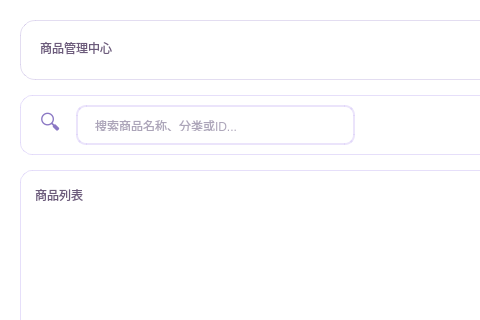
Old version of the form Manager/productpage.ui in the repository Eva-483650/ShoppingMall; both pictures show x 0 to 480 and y 0 to 320 of the 800 by 700 pixel window.
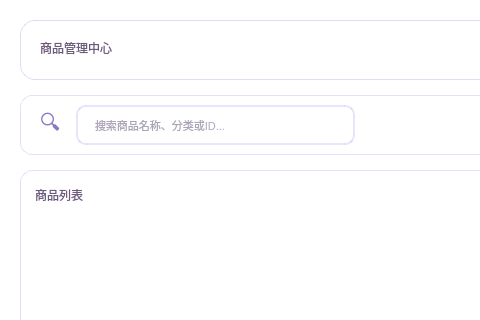
New version of the form.

Diff of the .ui file:
```diff
--- a/Manager/productpage.ui
+++ b/Manager/productpage.ui
@@ -392,7 +392,7 @@
         <property name="font">
          <font>
           <family>Microsoft YaHei UI</family>
-          <pointsize>9</pointsize>
+          <pointsize>8</pointsize>
           <italic>false</italic>
           <bold>false</bold>
          </font>
```
Left out of the diff: 2 changed lines with no effect on the pictures.
